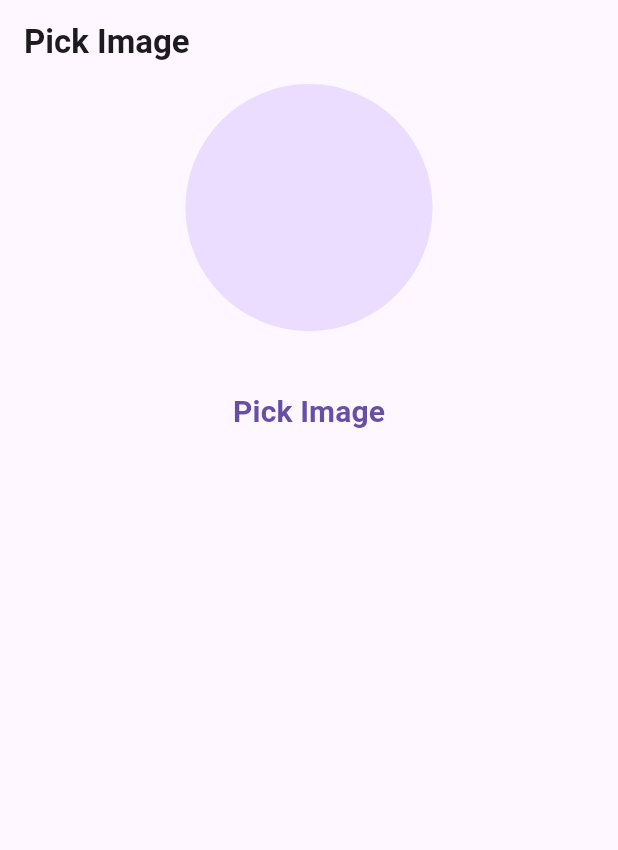
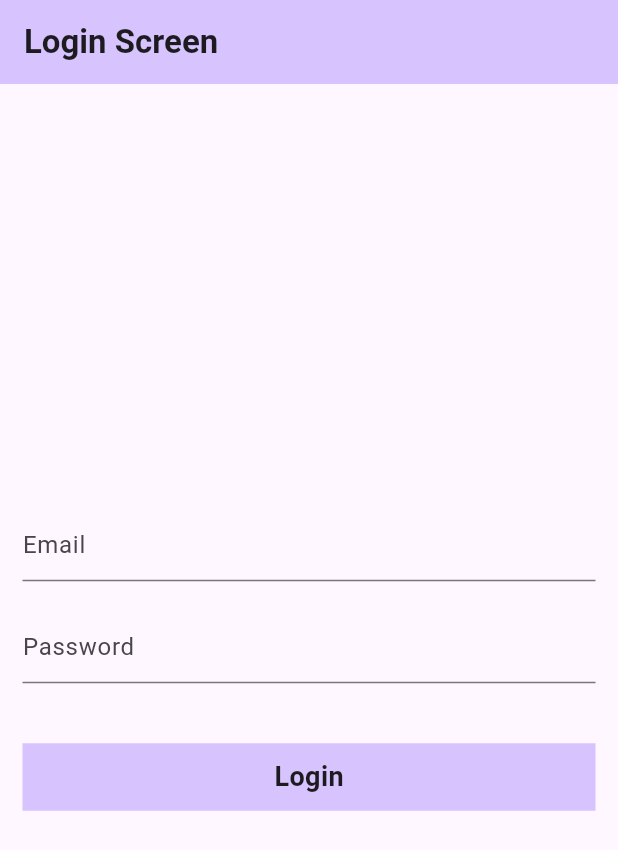
Before and after one commit to shakeebkhan66/learngetxtutorials, a Flutter app: the screen it shows after launch, on a phone screen of 412 x 824 dp. Shown: the top 850 px of the screen. Run offline on Flutter 3.47's test engine with Material 3 defaults, Android fonts, the phone set to English and light mode, and no system bars; our stand-ins replace get, image_picker.

Commit message:
login authentication completed successfully by using getx method

```diff
--- /dev/null
+++ b/lib/authentication/controllers/login_controller.dart
@@ -0,0 +1,28 @@
+import 'dart:convert';
+import 'package:flutter/cupertino.dart';
+import 'package:get/get.dart';
+import 'package:http/http.dart';
+
+class LoginController extends GetxController {
+  final emailController = TextEditingController().obs;
+  final passwordController = TextEditingController().obs;
+
+  void loginApi() async {
+    try{
+      final response = await post(
+        Uri.parse("https://reqres.in/api/login"),
+        body: {"email": emailController.value.text, "password": passwordController.value.text},
+      );
+      var data = jsonDecode(response.body);
+      print("data $data");
+      print("response ${response.statusCode}");
+      if(response.statusCode == 200){
+        Get.snackbar("Login Successfully", "Congratulations");
+      }else{
+        Get.snackbar("Login Failed", data["error"]);
+      }
+    }catch(e){
+      Get.snackbar("Exception", e.toString());
+    }
+  }
+}
--- /dev/null
+++ b/lib/authentication/login_screen.dart
@@ -0,0 +1,64 @@
+import 'package:flutter/material.dart';
+import 'package:get/get.dart';
+import 'package:learngetx/authentication/controllers/login_controller.dart';
+
+class LoginScreen extends StatefulWidget {
+  const LoginScreen({super.key});
+
+  @override
+  State<LoginScreen> createState() => _LoginScreenState();
+}
+
+class _LoginScreenState extends State<LoginScreen> {
+  LoginController loginController = Get.put(LoginController());
+
+  @override
+  Widget build(BuildContext context) {
+    return Scaffold(
+      appBar: AppBar(
+        backgroundColor: Colors.deepPurpleAccent.withOpacity(.3),
+        title: const Text(
+          "Login Screen",
+          style: TextStyle(fontWeight: FontWeight.bold),
+        ),
+      ),
+      body: Center(
+        child: Padding(
+          padding: const EdgeInsets.symmetric(horizontal: 15.0),
+          child: Column(
+            crossAxisAlignment: CrossAxisAlignment.center,
+            mainAxisAlignment: MainAxisAlignment.center,
+            children: [
+              TextFormField(
+                controller: loginController.emailController.value,
+                decoration: const InputDecoration(hintText: "Email"),
+              ),
+              const SizedBox(
+                height: 20,
+              ),
+              TextFormField(
+                controller: loginController.passwordController.value,
+                decoration: const InputDecoration(hintText: "Password"),
+              ),
+              const SizedBox(
+                height: 40,
+              ),
+              InkWell(
+                onTap: () {
+                  loginController.loginApi();
+                },
+                child: Container(
+                  height: 45,
+                  color: Colors.deepPurpleAccent.withOpacity(.3),
+                  child: const Center(
+                    child: Text("Login", style: TextStyle(fontWeight: FontWeight.w600, fontSize: 18),),
+                  ),
+                ),
+              )
+            ],
+          ),
+        ),
+      ),
+    );
+  }
+}
--- a/lib/main.dart
+++ b/lib/main.dart
@@ -7,6 +7,7 @@ import 'package:learngetx/statemanagement/counter_screen.dart';
 import 'package:learngetx/switchbutton/switch_button_screen.dart';
 import 'package:learngetx/utils/languages.dart';
 
+import 'authentication/login_screen.dart';
 import 'favourites/favourite_screen.dart';
 
 void main() {
@@ -20,11 +21,11 @@ class MyApp extends StatelessWidget {
   Widget build(BuildContext context) {
     return GetMaterialApp(
       debugShowCheckedModeBanner: false,
-      home: const PickImageScreen(),
+      home: const LoginScreen(),
       translations: Languages(),
       locale: const Locale('en', 'US'),
       getPages: [
-        GetPage(name: '/', page: () => const PickImageScreen()),
+        GetPage(name: '/', page: () => const LoginScreen()),
         GetPage(name: '/screen', page: () => ScreenOne())
       ],
     );
--- a/lib/pickimage/image_controller.dart
+++ b/lib/pickimage/image_controller.dart
@@ -5,9 +5,9 @@ class ImageController extends GetxController{
 
   RxString imagePath = ''.obs;
 
-  Future getImage() async{
+  Future getImage(ImageSource source) async{
     final ImagePicker picker = ImagePicker();
-    final image = await picker.pickImage(source: ImageSource.camera);
+    final image = await picker.pickImage(source: source);
     if(image != null){
       imagePath.value = image.path.toString();
     }
--- a/lib/pickimage/pick_image_screen.dart
+++ b/lib/pickimage/pick_image_screen.dart
@@ -1,6 +1,7 @@
 import 'dart:io';
 import 'package:flutter/material.dart';
 import 'package:get/get.dart';
+import 'package:image_picker/image_picker.dart';
 import 'package:learngetx/pickimage/image_controller.dart';
 
 class PickImageScreen extends StatefulWidget {
@@ -42,7 +43,7 @@ class _PickImageScreenState extends State<PickImageScreen> {
             ),
             TextButton(
               onPressed: () {
-                imageController.getImage();
+                imageController.getImage(ImageSource.camera);
               },
               child: const Text(
                 "Pick Image",
--- a/pubspec.yaml
+++ b/pubspec.yaml
@@ -37,6 +37,7 @@ dependencies:
   cupertino_icons: ^1.0.6
   get: ^4.6.6
   image_picker: ^1.1.2
+  http: ^1.2.1
 
 dev_dependencies:
   flutter_test:
```
Also changed, not shown: pubspec.lock.
